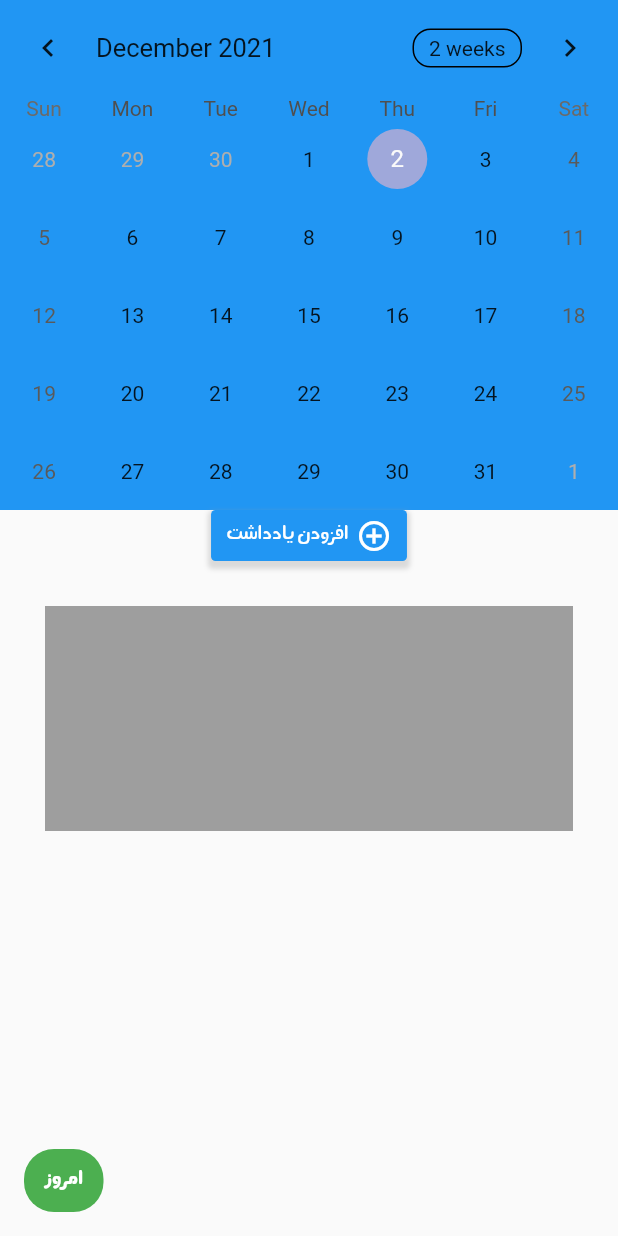
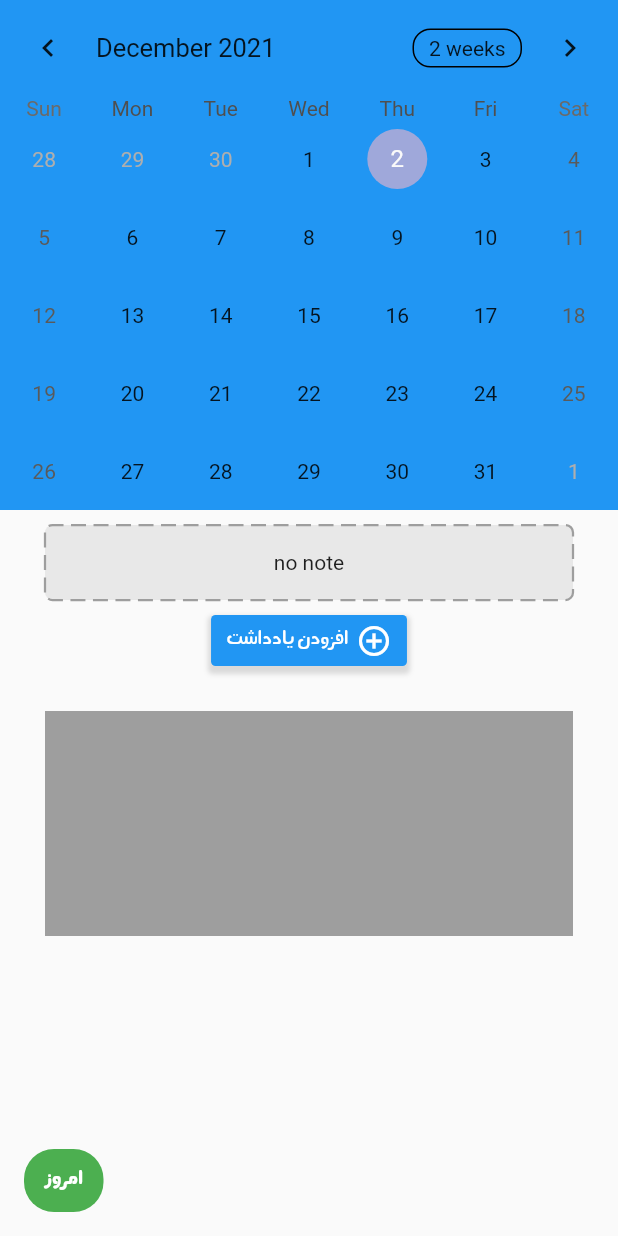
Before and after one commit to samad-nkarimi/today_app, a Flutter app: the screen it shows after launch, after a tap on "تقویم", on a phone screen of 412 x 824 dp. Run offline on Flutter 3.47's test engine with Material 2 defaults, Android fonts, the phone set to English and light mode, and no system bars; drawn by our look-alikes of dotted_border, table_calendar; our stand-ins replace bloc, equatable, flutter_bloc, flutter_local_notifications, flutter_svg, sqflite; missing offline and left inert: flutter_email_sender; accounts and stored records are empty; Roboto replaces fonts that are missing (ANegar).

Commit message:
local database was created

```diff
--- a/lib/blocs/note/note_bloc.dart
+++ b/lib/blocs/note/note_bloc.dart
@@ -1,5 +1,6 @@
 // import 'package:bloc/bloc.dart';
 import 'package:flutter_bloc/flutter_bloc.dart';
+import 'package:today_app/database/database_provider.dart';
 import 'package:today_app/models/models.dart';
 import 'package:today_app/models/notes.dart';
 
@@ -7,25 +8,35 @@ import './note_event.dart';
 import './note_state.dart';
 
 class NoteBloc extends Bloc<NoteEvent, NoteState> {
-  NoteBloc() : super(NoNote(Note("", ""),Notes())) {
+  final DatabaseProvider _databaseProvider;
+  final Notes _notes;
 
+  NoteBloc(this._databaseProvider, this._notes) : super(StateInitialized(Note("", ""), _notes)) {
     on<NewNoteWasSent>(
-      (event, emit) {
-        print(event.note.title);
+      (event, emit) async {
+        // print(event.note.title);
 
-          Notes notes = state.notes;
-          notes.addToNotes(event.note);
-          print(notes);
+        Notes notes = state.notes;
+        notes.addToNotes(event.note);
+        print("isToday: ${event.note.isTodayNote}");
+        await _databaseProvider.insertNote(event.note);
+        emit(NewNoteIsAdded(event.note, notes));
+      },
+    );
 
-        emit(NewNoteIsAdded(event.note,notes));
+    on<NoteWasRemoved> (
+      (event, emit) async{
+        Notes notes = state.notes;
+        notes.removeFromNotes(event.note);
+        print(notes);
+        await _databaseProvider.deleteNote(event.note);
+        emit(NotesUpdated(event.note, notes));
       },
     );
   }
 
-
   @override
   Future<void> close() {
-    // TODO: implement close
     return super.close();
   }
 }
--- a/lib/blocs/note/note_state.dart
+++ b/lib/blocs/note/note_state.dart
@@ -5,31 +5,38 @@ import 'package:today_app/models/notes.dart';
 abstract class NoteState extends Equatable {
   final Note note;
   final Notes notes;
-  const NoteState(this.note,this.notes);
+
+  const NoteState(this.note, this.notes);
 
   @override
-  List<Object> get props => [note];
+  List<Object> get props => [note, notes];
 }
 
 class NewNoteIsAdded extends NoteState {
-  const NewNoteIsAdded(Note note,Notes notes) : super(note,notes);
+  const NewNoteIsAdded(Note note, Notes notes) : super(note, notes);
 
   @override
-  List<Object> get props =>[note];
+  List<Object> get props => [note, notes];
 }
+
+//when app is started
+class StateInitialized extends NoteState {
+  const StateInitialized(Note note, Notes notes) : super(note, notes);
+
+  @override
+  List<Object> get props => [note, notes];
+}
+
 class NoNote extends NoteState {
-  const NoNote(Note note,Notes notes) : super(note,notes);
-
-
+  const NoNote(Note note, Notes notes) : super(note, notes);
 
   @override
   List<Object> get props => [note];
 }
 
 class NotesUpdated extends NoteState {
-
-   const NotesUpdated(Note note, notes) : super(note,notes);
+  const NotesUpdated(Note note, notes) : super(note, notes);
 
   @override
-  List<Object> get props =>[note,notes];
+  List<Object> get props => [note, notes];
 }
--- a/lib/calender_page.dart
+++ b/lib/calender_page.dart
@@ -1,11 +1,15 @@
+import 'package:dotted_border/dotted_border.dart';
 import 'package:flutter/material.dart';
-import 'package:jalali_calendar/jalali_calendar.dart';
+import 'package:flutter_bloc/flutter_bloc.dart';
+import 'package:table_calendar/table_calendar.dart';
+import 'package:today_app/blocs/note/note.dart';
 import 'package:today_app/form_widget.dart';
+import 'package:today_app/models/models.dart';
 import 'package:today_app/note_item_widget.dart';
-import 'package:table_calendar/table_calendar.dart';
 
 class CalendarPage extends StatefulWidget {
   static const routeName = "/calender_route";
+
   const CalendarPage({Key? key}) : super(key: key);
 
   @override
@@ -28,7 +32,7 @@ class _CalendarPageState extends State<CalendarPage> {
             return Container(
               height: 400,
               color: Colors.transparent,
-              child:  const FormWidget(isCalendarPage: true ),
+              child: const FormWidget(isCalendarPage: true),
             );
           },
         );
@@ -49,8 +53,7 @@ class _CalendarPageState extends State<CalendarPage> {
           mainAxisAlignment: MainAxisAlignment.spaceBetween,
           mainAxisSize: MainAxisSize.min,
           children: const [
-            Text("افزودن یادداشت",
-                style: TextStyle(color: Colors.white, fontFamily: "Negar")),
+            Text("افزودن یادداشت", style: TextStyle(color: Colors.white, fontFamily: "Negar")),
             Padding(
               padding: EdgeInsets.only(left: 5.0),
               child: Icon(Icons.add_circle_outline, color: Colors.white),
@@ -61,14 +64,42 @@ class _CalendarPageState extends State<CalendarPage> {
     );
   }
 
+  Widget noNoteWidget() {
+    return Container(
+      height: 50,
+      width: double.infinity,
+      margin: const EdgeInsets.symmetric(horizontal: 30.0, vertical: 10.0),
+      decoration: BoxDecoration(
+        borderRadius: BorderRadius.circular(5.0),
+        color: Colors.grey.withOpacity(0.2),
+      ),
+      child: DottedBorder(
+        borderType: BorderType.RRect,
+        radius: const Radius.circular(5),
+        dashPattern: const [10, 5],
+        color: Colors.grey,
+        strokeWidth: 1.5,
+        child: Container(
+          alignment: Alignment.center,
+          child: const Text("no note"),
+        ),
+      ),
+    );
+  }
+
   @override
   Widget build(BuildContext context) {
     return Scaffold(
       body: SingleChildScrollView(
-        child: Column(
-
+        child: BlocBuilder<NoteBloc, NoteState>(
+          builder: (context, state) {
+            List<Note> notes = state.notes.getCalenderNotes;
+            // print("notes: $notes");
+            // print("state: $state");
+            // if(state is NewNoteIsAdded)
+            // noteCount++;
+            return Column(
               children: [
-
                 Container(
                   color: Colors.blue,
                   // height: 200,
@@ -77,6 +108,26 @@ class _CalendarPageState extends State<CalendarPage> {
                     firstDay: DateTime.utc(2010, 10, 16),
                     lastDay: DateTime.utc(2030, 3, 14),
                     focusedDay: DateTime.now(),
+                  ),
+                ),
+                if (notes.isEmpty) noNoteWidget(),
+                for (int i = 0; i < notes.length; i++)
+                  Dismissible(
+                    key: Key(notes[i].id.toString()),
+                    confirmDismiss: (direction) async{
+                      if(direction == DismissDirection.endToStart) {
+                        BlocProvider.of<NoteBloc>(context).add(NoteWasRemoved(notes[i]));
+                        return true;
+                      }else{
+                        return false;
+                      }
+                    },
+                    background:Container(color: Colors.red),
+
+                    child: NoteItem(
+                      notes[i].title,
+                      notes[i].subTitle,
+                      labelColor: Colors.orange,
                     ),
                   ),
                 // NoteItem(labelColor: Colors.orange),
@@ -113,6 +164,8 @@ class _CalendarPageState extends State<CalendarPage> {
                   color: Colors.grey,
                 )
               ],
+            );
+          },
         ),
       ),
       floatingActionButtonLocation: FloatingActionButtonLocation.startFloat,
--- /dev/null
+++ b/lib/database/database_provider.dart
@@ -0,0 +1,49 @@
+import 'package:sqflite/sqflite.dart';
+import 'package:today_app/models/models.dart';
+import 'package:today_app/models/notes.dart';
+
+class DatabaseProvider {
+  Database database;
+
+  DatabaseProvider(this.database);
+
+  Future<void> insertNote(Note note) async {
+    final db =  database;
+    await db.insert(
+      'notes',
+      note.toMap(),
+      conflictAlgorithm: ConflictAlgorithm.replace,
+    );
+  }
+
+  Future<void> deleteNote(Note note) async {
+    final db =  database;
+    await db.delete(
+      'notes',
+      where: 'id = ?',
+      whereArgs: [note.id],
+    );
+  }
+
+  // await insertNote(event.note);
+
+  Future<Notes> notes() async {
+    final db = await database;
+     Notes notes=Notes();
+
+    final List<Map<String, dynamic>> maps = await db.query('notes');
+
+    List<Note> notesList= List.generate(maps.length, (i) {
+      return Note(
+        maps[i]['title'],
+        maps[i]['subtitle'],
+        id: maps[i]['id'],
+      );
+    });
+
+    notes.setAllNotes(notesList);
+    return notes;
+  }
+// print(await notes());
+
+}
--- a/lib/form_widget.dart
+++ b/lib/form_widget.dart
@@ -139,6 +139,7 @@ class _FormWidgetState extends State<FormWidget> {
                     ScaffoldMessenger.of(context).showSnackBar(
                       const SnackBar(content: Text("done!")),
                     );
+                    note.isTodayNote= widget.isCalendarPage;
                     BlocProvider.of<NoteBloc>(context).add(NewNoteWasSent(note));
                   }
                 },
--- a/lib/home_page.dart
+++ b/lib/home_page.dart
@@ -13,6 +13,7 @@ import 'package:today_app/models/models.dart';
 import 'package:today_app/models/notes.dart';
 import 'package:today_app/mood_page.dart';
 import 'package:today_app/note_item_widget.dart';
+import 'package:sqflite/sqflite.dart';
 
 class HomePage extends StatefulWidget {
   const HomePage({Key? key}) : super(key: key);
@@ -34,22 +35,36 @@ class _HomePageState extends State<HomePage> {
             children: [
               BlocBuilder<NoteBloc, NoteState>(
                 builder: (context, state) {
-                  Notes notes = state.notes;
-                  // print("state $notes");
+                  List<Note> notes = state.notes.getTodayNotes;
+                  print("notes: $notes");
+                  print("state: $state");
                   // if(state is NewNoteIsAdded)
-                    // noteCount++;
+                  // noteCount++;
                   return Container(
                     color: Colors.white,
                     padding: const EdgeInsets.only(bottom: 50),
                     child: Column(
                       children: [
                         topPicture(),
-                        if (notes.getNotesCount == 0) noNoteWidget(),
-                        for (int i = 0; i < notes.getNotesCount; i++)
-                           NoteItem(
-                            notes.notesList[i].title,
-                            notes.notesList[i].subTitle,
-                            labelColor: Colors.orange,
+                        if (notes.isEmpty) noNoteWidget(),
+                        for (int i = 0; i < notes.length; i++)
+                          Dismissible(
+                            key: Key(notes[i].id.toString()),
+                            confirmDismiss: (direction) async{
+                              if(direction == DismissDirection.endToStart) {
+                                BlocProvider.of<NoteBloc>(context).add(NoteWasRemoved(notes[i]));
+                                return true;
+                              }else{
+                                return false;
+                              }
+                            },
+                            background:Container(color: Colors.red),
+
+                            child: NoteItem(
+                              notes[i].title,
+                              notes[i].subTitle,
+                              labelColor: Colors.orange,
+                            ),
                           ),
                         addNoteWidgetButton(),
                         Container(
--- a/lib/main.dart
+++ b/lib/main.dart
@@ -1,16 +1,43 @@
 import 'package:flutter/material.dart';
-import 'package:today_app/blocs/blocs.dart';
 import 'package:flutter_bloc/flutter_bloc.dart';
+import 'package:path/path.dart';
+import 'package:sqflite/sqflite.dart';
 import 'package:today_app/blocs/note/note.dart';
 import 'package:today_app/calender_page.dart';
+import 'package:today_app/database/database_provider.dart';
+import 'package:today_app/models/notes.dart';
 import 'package:today_app/mood_page.dart';
-import 'package:bloc/bloc.dart';
+
 import './home_page.dart';
 
-void main() {
+void main() async {
   // Bloc.observer = SimpleBlocObserver();
-
-  runApp(const MyApp());
+  WidgetsFlutterBinding.ensureInitialized();
+  final databasePath=join(await getDatabasesPath(), 'notes_database.db');
+  // await deleteDatabase(databasePath);
+  print(databasePath);
+  final database = await openDatabase(
+    databasePath,
+    onCreate: (db, version) async{
+      await db.execute('CREATE TABLE notes(id TEXT PRIMARY KEY, title TEXT, subtitle TEXT)');
+    },
+    version: 1,
+  );
+  DatabaseProvider databaseProvider = DatabaseProvider(database);
+  Notes notes;
+  try {
+    notes = await databaseProvider.notes();
+  } catch (e) {
+    notes = Notes();
+  }
+  runApp(
+    MultiBlocProvider(
+      providers: [
+        BlocProvider(create: (context) => NoteBloc(databaseProvider, notes)),
+      ],
+      child: const MyApp(),
+    ),
+  );
 }
 
 class MyApp extends StatelessWidget {
@@ -19,12 +46,7 @@ class MyApp extends StatelessWidget {
   // This widget is the root of your application.
   @override
   Widget build(BuildContext context) {
-    return MultiBlocProvider(
-        providers: [
-        BlocProvider(create: (context) => NoteBloc()),
-
-    ],
-    child:MaterialApp(
+    return MaterialApp(
       title: 'Today',
       theme: ThemeData(
         fontFamily: "ANegar",
@@ -36,8 +58,8 @@ class MyApp extends StatelessWidget {
       routes: {
         "/": (context) => const HomePage(),
         CalendarPage.routeName: (context) => const CalendarPage(),
-        MoodPage.routeName:(context)=> const MoodPage(),
-      },),
+        MoodPage.routeName: (context) => const MoodPage(),
+      },
     );
   }
 }
--- a/lib/models/note.dart
+++ b/lib/models/note.dart
@@ -1,35 +1,56 @@
-
-
-import 'dart:html';
+import 'dart:math';
 
 import 'package:equatable/equatable.dart';
 import 'package:flutter/material.dart';
 
-class Note extends Equatable{
+class Note extends Equatable {
+  String id;
+  String title;
+  String subTitle;
+  Color labelColor;
+  bool isTodayNote;
 
-   String? title;
-   String? subTitle;
-   Color? labelColor;
+  Note(this.title, this.subTitle, {this.id="0", this.labelColor = Colors.orange,this.isTodayNote=false}) {
+    id = getRandomString();
+  }
 
-   Note(this.title,this.subTitle,{this.labelColor=Colors.orange});
+  void setTitle(String title) {
+    this.title = title;
+  }
 
-  void setTitle(String? title){
-    this.title=title;
+  void setSubTitle(String subTitle) {
+    this.subTitle = subTitle;
   }
-   void setSubTitle(String? subTitle){
-     this.subTitle=subTitle;
-   }
-   void setLabelColor(Color? color){
-    labelColor=color;
-   }
+
+  void setLabelColor(Color color) {
+    labelColor = color;
+  }
+
+  // Convert a Dog into a Map. The keys must correspond to the names of the
+  // columns in the database.
+  Map<String, dynamic> toMap() {
+    return {
+      'id': id,
+      'title': title,
+      'subtitle': subTitle,
+    };
+  }
+
+  final _chars = 'AaBbCcDdFfGgHhIiJjKkLlMmNnOoPpQqRrSsTtUuVvWwXxYyZz1234567890';
+
+  String getRandomString() {
+    return String.fromCharCodes(
+      Iterable.generate(15, (_) => _chars.codeUnitAt(Random().nextInt(_chars.length))),
+    );
+  }
+
   @override
   // TODO: implement props
-  List<Object?> get props => [title,subTitle,labelColor];
+  List<Object?> get props => [title, subTitle, labelColor];
 
   @override
   String toString() {
     // TODO: implement toString
     return "Note title: $title , subTitle: $subTitle";
   }
-
 }
--- a/lib/models/notes.dart
+++ b/lib/models/notes.dart
@@ -8,10 +8,20 @@ class Notes extends Equatable {
     return notesList.length;
   }
 
+  void setAllNotes(List<Note> notes){
+    notesList = notes;
+  }
+
   void addToNotes(Note newNote) {
     notesList.add(newNote);
   }
 
+  List<Note> get getTodayNotes=> notesList.where((element) => !element.isTodayNote).toList();
+  List<Note> get getCalenderNotes=> notesList.where((element) => element.isTodayNote).toList();
+
+  void removeFromNotes(Note newNote) {
+    notesList.remove(newNote);
+  }
   @override
   List<Object?> get props => [notesList, getNotesCount];
 
--- a/lib/note_item_widget.dart
+++ b/lib/note_item_widget.dart
@@ -8,7 +8,12 @@ class NoteItem extends StatelessWidget {
   final String? title;
   final String? subTitle;
 
-  const NoteItem(this.title, this.subTitle, {Key? key, @required this.labelColor}) : super(key: key);
+  const NoteItem(
+    this.title,
+    this.subTitle, {
+    Key? key,
+    @required this.labelColor,
+  }) : super(key: key);
 
   @override
   Widget build(BuildContext context) {
@@ -40,7 +45,7 @@ class NoteItem extends StatelessWidget {
                 child: Column(
                   crossAxisAlignment: CrossAxisAlignment.end,
                   mainAxisAlignment: MainAxisAlignment.spaceBetween,
-                  children:  [
+                  children: [
                     Padding(
                       padding: const EdgeInsets.symmetric(vertical: 2.0),
                       child: Text(
--- a/pubspec.yaml
+++ b/pubspec.yaml
@@ -41,6 +41,8 @@ dependencies:
   jalali_calendar: ^1.0.4
   table_calendar: ^3.0.3
   dotted_border: ^2.0.0+1
+  sqflite: ^2.0.0+4
+  path: ^1.8.0
 
   # The following adds the Cupertino Icons font to your application.
   # Use with the CupertinoIcons class for iOS style icons.
```
Also changed, not shown: pubspec.lock. Lines whose indentation alone changed are shown as unchanged.
